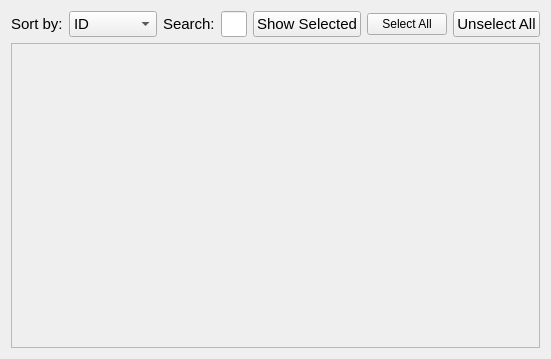
The window that src/countrygridwidget.ui (radszy/ntscout) describes before a commit, drawn with Qt 5.
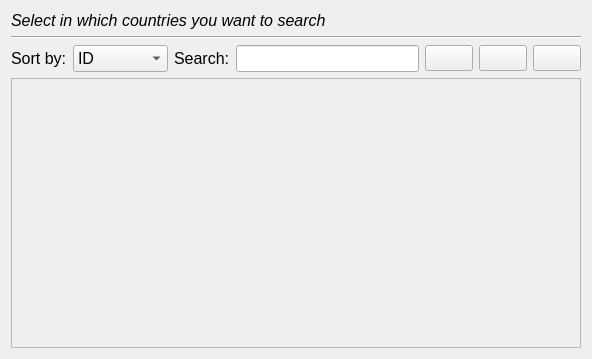
The same window after the commit. Icons and pictures are not drawn.

Commit message: adding missing country.h file adding icons and flags using now resource file login working displaying country informations

What changed in the file:
```diff
--- a/src/countrygridwidget.ui
+++ b/src/countrygridwidget.ui
@@ -6,7 +6,7 @@
    <rect>
     <x>0</x>
     <y>0</y>
-    <width>538</width>
+    <width>592</width>
     <height>359</height>
    </rect>
   </property>
@@ -14,6 +14,25 @@
    <string>Form</string>
   </property>
   <layout class="QVBoxLayout" name="verticalLayout">
+   <item>
+    <widget class="QLabel" name="label">
+     <property name="font">
+      <font>
+       <pointsize>9</pointsize>
+      </font>
+     </property>
+     <property name="text">
+      <string>&lt;html&gt;&lt;head/&gt;&lt;body&gt;&lt;p&gt;&lt;span style=&quot; font-size:12pt; font-style:italic;&quot;&gt;Select in which countries you want to search&lt;/span&gt;&lt;/p&gt;&lt;/body&gt;&lt;/html&gt;</string>
+     </property>
+    </widget>
+   </item>
+   <item>
+    <widget class="Line" name="line">
+     <property name="orientation">
+      <enum>Qt::Horizontal</enum>
+     </property>
+    </widget>
+   </item>
    <item>
     <layout class="QHBoxLayout" name="horizontalLayout">
      <property name="sizeConstraint">
@@ -23,7 +42,7 @@
       <widget class="QLabel" name="sortLabel">
        <property name="font">
         <font>
-         <pointsize>11</pointsize>
+         <pointsize>12</pointsize>
         </font>
        </property>
        <property name="text">
@@ -35,7 +54,7 @@
       <widget class="QComboBox" name="sortBox">
        <property name="font">
         <font>
-         <pointsize>11</pointsize>
+         <pointsize>12</pointsize>
         </font>
        </property>
        <item>
@@ -64,7 +83,7 @@
       <widget class="QLabel" name="searchLabel">
        <property name="font">
         <font>
-         <pointsize>11</pointsize>
+         <pointsize>12</pointsize>
         </font>
        </property>
        <property name="text">
@@ -76,7 +95,7 @@
       <widget class="QLineEdit" name="searchField">
        <property name="font">
         <font>
-         <pointsize>11</pointsize>
+         <pointsize>12</pointsize>
         </font>
        </property>
       </widget>
@@ -89,15 +108,46 @@
         </font>
        </property>
        <property name="text">
-        <string>Show Selected</string>
+        <string/>
        </property>
+       <property name="icon">
+        <iconset resource="resource.qrc">
+         <normaloff>:/icons/select</normaloff>:/icons/select</iconset>
+       </property>
+       <property name="iconSize">
+        <size>
+         <width>24</width>
+         <height>24</height>
+        </size>
+       </property>
       </widget>
      </item>
      <item>
-      <widget class="QPushButton" name="pushButton_3">
+      <widget class="QPushButton" name="unselectAll">
+       <property name="font">
+        <font>
+         <pointsize>11</pointsize>
+        </font>
+       </property>
+       <property name="toolTip">
+        <string>Unselect all</string>
+       </property>
        <property name="text">
-        <string>Select All</string>
+        <string/>
        </property>
+       <property name="icon">
+        <iconset resource="resource.qrc">
+         <normaloff>:/icons/unselect</normaloff>:/icons/unselect</iconset>
+       </property>
+       <property name="iconSize">
+        <size>
+         <width>24</width>
+         <height>24</height>
+        </size>
+       </property>
+       <property name="checkable">
+        <bool>false</bool>
+       </property>
       </widget>
      </item>
      <item>
@@ -108,7 +158,20 @@
         </font>
        </property>
        <property name="text">
-        <string>Unselect All</string>
+        <string/>
+       </property>
+       <property name="icon">
+        <iconset resource="resource.qrc">
+         <normaloff>:/icons/selected</normaloff>:/icons/selected</iconset>
+       </property>
+       <property name="iconSize">
+        <size>
+         <width>24</width>
+         <height>24</height>
+        </size>
+       </property>
+       <property name="checkable">
+        <bool>true</bool>
        </property>
       </widget>
      </item>
@@ -124,11 +187,26 @@
        <rect>
         <x>0</x>
         <y>0</y>
-        <width>518</width>
-        <height>305</height>
+        <width>572</width>
+        <height>267</height>
        </rect>
       </property>
       <layout class="QVBoxLayout" name="verticalLayout_2">
+       <property name="spacing">
+        <number>0</number>
+       </property>
+       <property name="leftMargin">
+        <number>0</number>
+       </property>
+       <property name="topMargin">
+        <number>0</number>
+       </property>
+       <property name="rightMargin">
+        <number>0</number>
+       </property>
+       <property name="bottomMargin">
+        <number>0</number>
+       </property>
        <item>
         <layout class="QGridLayout" name="gridLayout"/>
        </item>
```
Left out of the diff: 14 changed lines with no effect on the pictures. The commit also changes 123 other files.
